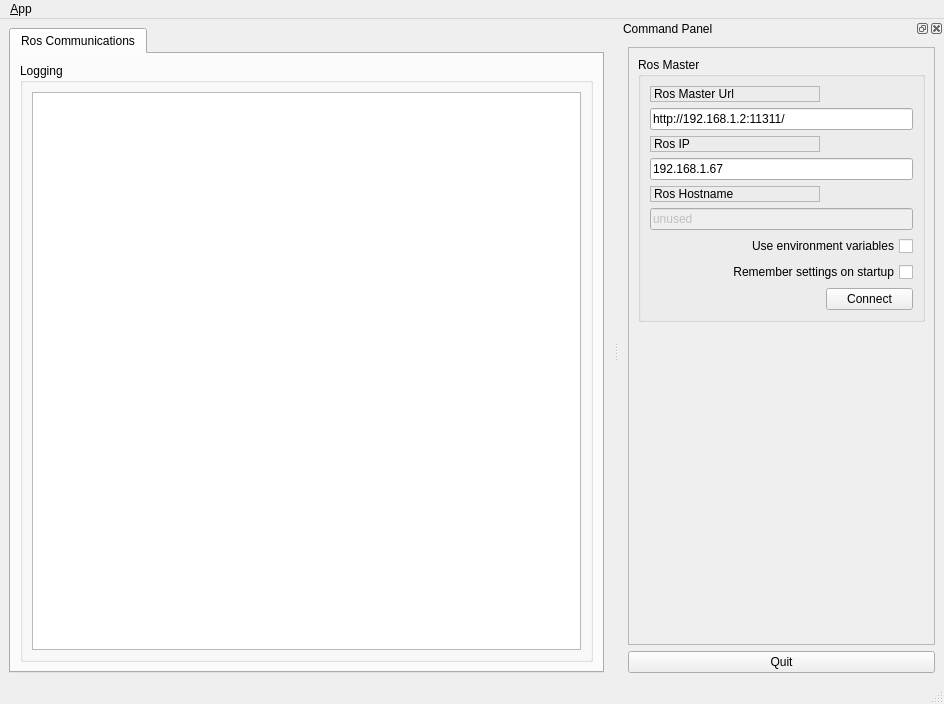
Before: the Qt Designer form src/qtnp/ui/main_window.ui in fbalaban/qtnp, drawn with Qt 5.
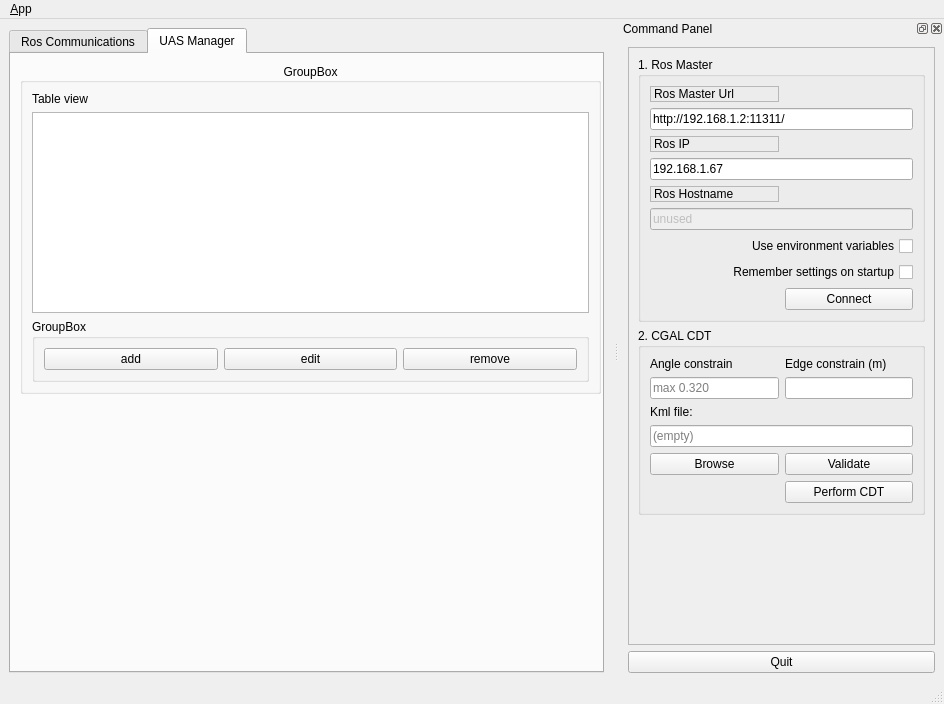
After: the same form once the commit is applied. Icons and pictures are not drawn.

The edit to the form file:
```diff
--- a/src/qtnp/ui/main_window.ui
+++ b/src/qtnp/ui/main_window.ui
@@ -21,8 +21,8 @@
    <locale language="English" country="Australia"/>
   </property>
   <widget class="QWidget" name="centralwidget">
-   <layout class="QHBoxLayout">
-    <item>
+   <layout class="QGridLayout" name="gridLayout_3">
+    <item row="0" column="0">
      <widget class="QTabWidget" name="tab_manager">
       <property name="minimumSize">
        <size>
@@ -34,7 +34,7 @@
        <locale language="English" country="Australia"/>
       </property>
       <property name="currentIndex">
-       <number>0</number>
+       <number>1</number>
       </property>
       <widget class="QWidget" name="tab_status">
        <attribute name="title">
@@ -44,7 +44,7 @@
         <item>
          <widget class="QGroupBox" name="groupBox_12">
           <property name="sizePolicy">
-           <sizepolicy hsizetype="MinimumExpanding" vsizetype="Preferred">
+           <sizepolicy hsizetype="Preferred" vsizetype="Preferred">
             <horstretch>0</horstretch>
             <verstretch>0</verstretch>
            </sizepolicy>
@@ -52,8 +52,8 @@
           <property name="title">
            <string>Logging</string>
           </property>
-          <layout class="QGridLayout" name="gridLayout_3">
-           <item row="0" column="0">
+          <layout class="QVBoxLayout" name="verticalLayout_4">
+           <item>
             <widget class="QListView" name="view_logging"/>
            </item>
           </layout>
@@ -61,6 +61,106 @@
         </item>
        </layout>
       </widget>
+      <widget class="QWidget" name="tab_uas_manager">
+       <attribute name="title">
+        <string>UAS Manager</string>
+       </attribute>
+       <widget class="QGroupBox" name="groupBox_3">
+        <property name="geometry">
+         <rect>
+          <x>9</x>
+          <y>9</y>
+          <width>581</width>
+          <height>331</height>
+         </rect>
+        </property>
+        <property name="sizePolicy">
+         <sizepolicy hsizetype="Preferred" vsizetype="Preferred">
+          <horstretch>0</horstretch>
+          <verstretch>0</verstretch>
+         </sizepolicy>
+        </property>
+        <property name="title">
+         <string>GroupBox</string>
+        </property>
+        <property name="alignment">
+         <set>Qt::AlignCenter</set>
+        </property>
+        <layout class="QGridLayout" name="gridLayout_4">
+         <item row="1" column="0">
+          <widget class="QLabel" name="label_8">
+           <property name="text">
+            <string>Table view</string>
+           </property>
+          </widget>
+         </item>
+         <item row="3" column="0">
+          <widget class="QGroupBox" name="groupBox_4">
+           <property name="sizePolicy">
+            <sizepolicy hsizetype="Expanding" vsizetype="Preferred">
+             <horstretch>0</horstretch>
+             <verstretch>0</verstretch>
+            </sizepolicy>
+           </property>
+           <property name="title">
+            <string>GroupBox</string>
+           </property>
+           <layout class="QGridLayout" name="gridLayout_5">
+            <item row="0" column="1">
+             <widget class="QPushButton" name="pushButton_2">
+              <property name="sizePolicy">
+               <sizepolicy hsizetype="MinimumExpanding" vsizetype="Fixed">
+                <horstretch>0</horstretch>
+                <verstretch>0</verstretch>
+               </sizepolicy>
+              </property>
+              <property name="text">
+               <string>edit</string>
+              </property>
+             </widget>
+            </item>
+            <item row="0" column="0">
+             <widget class="QPushButton" name="pushButton">
+              <property name="sizePolicy">
+               <sizepolicy hsizetype="Expanding" vsizetype="Fixed">
+                <horstretch>0</horstretch>
+                <verstretch>0</verstretch>
+               </sizepolicy>
+              </property>
+              <property name="text">
+               <string>add</string>
+              </property>
+             </widget>
+            </item>
+            <item row="0" column="2">
+             <widget class="QPushButton" name="pushButton_3">
+              <property name="sizePolicy">
+               <sizepolicy hsizetype="Expanding" vsizetype="Fixed">
+                <horstretch>0</horstretch>
+                <verstretch>0</verstretch>
+               </sizepolicy>
+              </property>
+              <property name="text">
+               <string>remove</string>
+              </property>
+             </widget>
+            </item>
+           </layout>
+          </widget>
+         </item>
+         <item row="2" column="0">
+          <widget class="QTableView" name="table_view_uas">
+           <property name="sizePolicy">
+            <sizepolicy hsizetype="Expanding" vsizetype="Expanding">
+             <horstretch>0</horstretch>
+             <verstretch>0</verstretch>
+            </sizepolicy>
+           </property>
+          </widget>
+         </item>
+        </layout>
+       </widget>
+      </widget>
      </widget>
     </item>
    </layout>
@@ -98,7 +198,7 @@
    <property name="minimumSize">
     <size>
      <width>325</width>
-     <height>368</height>
+     <height>585</height>
     </size>
    </property>
    <property name="allowedAreas">
@@ -130,7 +230,7 @@
         <item>
          <widget class="QGroupBox" name="groupBox">
           <property name="title">
-           <string>Ros Master</string>
+           <string>1. Ros Master</string>
           </property>
           <layout class="QGridLayout" name="gridLayout">
            <item row="0" column="0">
@@ -196,7 +296,29 @@
              </property>
             </widget>
            </item>
-           <item row="6" column="0" colspan="2">
+           <item row="12" column="1">
+            <widget class="QPushButton" name="button_connect">
+             <property name="enabled">
+              <bool>true</bool>
+             </property>
+             <property name="sizePolicy">
+              <sizepolicy hsizetype="MinimumExpanding" vsizetype="Fixed">
+               <horstretch>0</horstretch>
+               <verstretch>0</verstretch>
+              </sizepolicy>
+             </property>
+             <property name="toolTip">
+              <string>Set the target to the current joint trajectory state.</string>
+             </property>
+             <property name="statusTip">
+              <string>Clear all waypoints and set the target to the current joint trajectory state.</string>
+             </property>
+             <property name="text">
+              <string>Connect</string>
+             </property>
+            </widget>
+           </item>
+           <item row="10" column="0" colspan="2">
             <widget class="QCheckBox" name="checkbox_use_environment">
              <property name="layoutDirection">
               <enum>Qt::RightToLeft</enum>
@@ -206,7 +328,7 @@
              </property>
             </widget>
            </item>
-           <item row="7" column="0" colspan="2">
+           <item row="11" column="0" colspan="2">
             <widget class="QCheckBox" name="checkbox_remember_settings">
              <property name="layoutDirection">
               <enum>Qt::RightToLeft</enum>
@@ -216,53 +338,124 @@
              </property>
             </widget>
            </item>
-           <item row="8" column="0">
-            <spacer name="horizontalSpacer">
+           <item row="12" column="0">
+            <spacer name="horizontal_spacer">
              <property name="orientation">
               <enum>Qt::Horizontal</enum>
              </property>
              <property name="sizeHint" stdset="0">
               <size>
-               <width>170</width>
-               <height>21</height>
+               <width>40</width>
+               <height>20</height>
               </size>
              </property>
             </spacer>
            </item>
-           <item row="8" column="1">
-            <widget class="QPushButton" name="button_connect">
-             <property name="enabled">
-              <bool>true</bool>
+          </layout>
+         </widget>
+        </item>
+        <item>
+         <widget class="QGroupBox" name="groupBox_2">
+          <property name="title">
+           <string>2. CGAL CDT</string>
+          </property>
+          <layout class="QGridLayout" name="gridLayout_2">
+           <item row="4" column="0" colspan="2">
+            <widget class="QLineEdit" name="line_edit_kml_file">
+             <property name="readOnly">
+              <bool>false</bool>
              </property>
+             <property name="placeholderText">
+              <string>(empty)</string>
+             </property>
+            </widget>
+           </item>
+           <item row="0" column="1">
+            <widget class="QLabel" name="label_5">
+             <property name="text">
+              <string>Edge constrain (m)</string>
+             </property>
+            </widget>
+           </item>
+           <item row="5" column="0">
+            <widget class="QPushButton" name="button_browse">
              <property name="sizePolicy">
               <sizepolicy hsizetype="MinimumExpanding" vsizetype="Fixed">
                <horstretch>0</horstretch>
                <verstretch>0</verstretch>
               </sizepolicy>
              </property>
-             <property name="toolTip">
-              <string>Set the target to the current joint trajectory state.</string>
+             <property name="text">
+              <string>Browse</string>
              </property>
-             <property name="statusTip">
-              <string>Clear all waypoints and set the target to the current joint trajectory state.</string>
+            </widget>
+           </item>
+           <item row="1" column="1">
+            <widget class="QLineEdit" name="line_edit_edge_constr">
+             <property name="maxLength">
+              <number>10</number>
              </property>
+            </widget>
+           </item>
+           <item row="3" column="0">
+            <widget class="QLabel" name="label_6">
              <property name="text">
-              <string>Connect</string>
+              <string>Kml file:</string>
+             </property>
+            </widget>
+           </item>
+           <item row="5" column="1">
+            <widget class="QPushButton" name="button_validate_kml">
+             <property name="text">
+              <string>Validate</string>
+             </property>
+            </widget>
+           </item>
+           <item row="1" column="0">
+            <widget class="QLineEdit" name="line_edit_angle_constr">
+             <property name="maxLength">
+              <number>10</number>
+             </property>
+             <property name="placeholderText">
+              <string>max 0.320</string>
+             </property>
+            </widget>
+           </item>
+           <item row="0" column="0">
+            <widget class="QLabel" name="label_4">
+             <property name="text">
+              <string>Angle constrain</string>
+             </property>
+            </widget>
+           </item>
+           <item row="6" column="1">
+            <widget class="QPushButton" name="button_perform_cdt">
+             <property name="text">
+              <string>Perform CDT</string>
              </property>
             </widget>
            </item>
           </layout>
+          <zorder>line_edit_edge_constr</zorder>
+          <zorder>label_5</zorder>
+          <zorder>line_edit_angle_constr</zorder>
+          <zorder>label_4</zorder>
+          <zorder>label_6</zorder>
+          <zorder>line_edit_kml_file</zorder>
+          <zorder>button_browse</zorder>
+          <zorder>button_validate_kml</zorder>
+          <zorder>button_perform_cdt</zorder>
          </widget>
         </item>
         <item>
-         <spacer name="verticalSpacer_3">
+         <spacer name="verticalSpacer">
           <property name="orientation">
            <enum>Qt::Vertical</enum>
           </property>
           <property name="sizeHint" stdset="0">
            <size>
             <width>20</width>
-            <height>233</height>
+            <height>40</height>
            </size>
           </property>
          </spacer>
```
Left out of the diff: 4 changed lines with no effect on the pictures.
